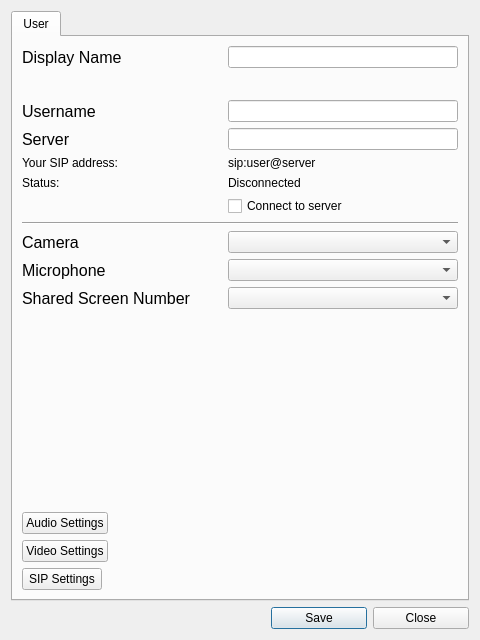
Before: the Qt Designer form ui/settings.ui in ultravideo/uvgComm, drawn with Qt 5.
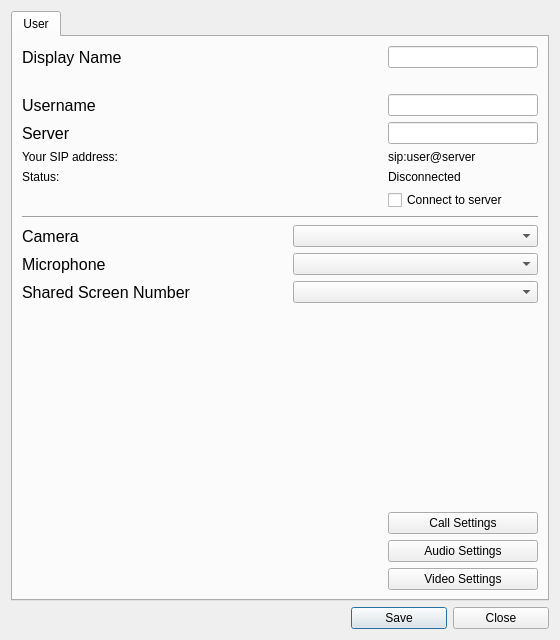
After: the same form once the commit is applied.

Commit message:
feature(Settings): Save and load STUN address/port and media port
The settings part of allowing the user to set STUN address and whether to use
it. This commit also makes all the settings the same size windows.

Diff of the .ui file:
```diff
--- a/ui/settings.ui
+++ b/ui/settings.ui
@@ -6,7 +6,7 @@
    <rect>
     <x>0</x>
     <y>0</y>
-    <width>480</width>
+    <width>560</width>
     <height>640</height>
    </rect>
   </property>
@@ -89,8 +89,169 @@
       <attribute name="title">
        <string>User</string>
       </attribute>
-      <layout class="QFormLayout" name="formLayout">
-       <item row="1" column="0">
+      <layout class="QGridLayout" name="gridLayout_2">
+       <item row="8" column="0">
+        <widget class="QLabel" name="label_VideoDevice">
+         <property name="font">
+          <font>
+           <pointsize>12</pointsize>
+          </font>
+         </property>
+         <property name="text">
+          <string>Camera</string>
+         </property>
+        </widget>
+       </item>
+       <item row="10" column="2" colspan="2">
+        <widget class="QComboBox" name="screenDevice_combo">
+         <property name="maximumSize">
+          <size>
+           <width>256</width>
+           <height>16777215</height>
+          </size>
+         </property>
+        </widget>
+       </item>
+       <item row="6" column="3">
+        <widget class="QCheckBox" name="auto_connect_box">
+         <property name="text">
+          <string>Connect to server</string>
+         </property>
+        </widget>
+       </item>
+       <item row="9" column="0">
+        <widget class="QLabel" name="label_audioDevice">
+         <property name="font">
+          <font>
+           <pointsize>12</pointsize>
+          </font>
+         </property>
+         <property name="text">
+          <string>Microphone</string>
+         </property>
+        </widget>
+       </item>
+       <item row="0" column="3">
+        <widget class="QLineEdit" name="name_edit">
+         <property name="maximumSize">
+          <size>
+           <width>256</width>
+           <height>16777215</height>
+          </size>
+         </property>
+         <property name="text">
+          <string/>
+         </property>
+        </widget>
+       </item>
+       <item row="12" column="3">
+        <widget class="QPushButton" name="sip_settings_button">
+         <property name="sizePolicy">
+          <sizepolicy hsizetype="Minimum" vsizetype="Fixed">
+           <horstretch>0</horstretch>
+           <verstretch>0</verstretch>
+          </sizepolicy>
+         </property>
+         <property name="minimumSize">
+          <size>
+           <width>150</width>
+           <height>0</height>
+          </size>
+         </property>
+         <property name="maximumSize">
+          <size>
+           <width>250</width>
+           <height>16777215</height>
+          </size>
+         </property>
+         <property name="text">
+          <string>Call Settings</string>
+         </property>
+        </widget>
+       </item>
+       <item row="5" column="0">
+        <widget class="QLabel" name="label_status">
+         <property name="text">
+          <string>Status:</string>
+         </property>
+        </widget>
+       </item>
+       <item row="5" column="3">
+        <widget class="QLabel" name="status">
+         <property name="text">
+          <string>Disconnected</string>
+         </property>
+        </widget>
+       </item>
+       <item row="4" column="3">
+        <widget class="QLabel" name="sipAddress">
+         <property name="maximumSize">
+          <size>
+           <width>256</width>
+           <height>16777215</height>
+          </size>
+         </property>
+         <property name="text">
+          <string>sip:user@server</string>
+         </property>
+         <property name="textInteractionFlags">
+          <set>Qt::TextSelectableByMouse</set>
+         </property>
+        </widget>
+       </item>
+       <item row="9" column="2" colspan="2">
+        <widget class="QComboBox" name="audioDevice_combo">
+         <property name="maximumSize">
+          <size>
+           <width>256</width>
+           <height>16777215</height>
+          </size>
+         </property>
+         <property name="layoutDirection">
+          <enum>Qt::LeftToRight</enum>
+         </property>
+        </widget>
+       </item>
+       <item row="2" column="3">
+        <widget class="QLineEdit" name="username_edit">
+         <property name="maximumSize">
+          <size>
+           <width>256</width>
+           <height>16777215</height>
+          </size>
+         </property>
+         <property name="text">
+          <string/>
+         </property>
+        </widget>
+       </item>
+       <item row="3" column="3">
+        <widget class="QLineEdit" name="serverAddress_edit">
+         <property name="maximumSize">
+          <size>
+           <width>256</width>
+           <height>16777215</height>
+          </size>
+         </property>
+         <property name="text">
+          <string/>
+         </property>
+        </widget>
+       </item>
+       <item row="11" column="0" colspan="3">
+        <spacer name="horizontalSpacer_2">
+         <property name="orientation">
+          <enum>Qt::Horizontal</enum>
+         </property>
+         <property name="sizeHint" stdset="0">
+          <size>
+           <width>350</width>
+           <height>20</height>
+          </size>
+         </property>
+        </spacer>
+       </item>
+       <item row="0" column="0">
         <widget class="QLabel" name="Name">
          <property name="font">
           <font>
@@ -102,61 +263,7 @@
          </property>
         </widget>
        </item>
-       <item row="1" column="1">
-        <widget class="QLineEdit" name="name_edit">
-         <property name="maximumSize">
-          <size>
-           <width>256</width>
-           <height>16777215</height>
-          </size>
-         </property>
-         <property name="text">
-          <string/>
-         </property>
-        </widget>
-       </item>
-       <item row="2" column="0" colspan="2">
-        <spacer name="verticalSpacer">
-         <property name="orientation">
-          <enum>Qt::Vertical</enum>
-         </property>
-         <property name="sizeType">
-          <enum>QSizePolicy::Minimum</enum>
-         </property>
-         <property name="sizeHint" stdset="0">
-          <size>
-           <width>20</width>
-           <height>20</height>
-          </size>
-         </property>
-        </spacer>
-       </item>
        <item row="3" column="0">
-        <widget class="QLabel" name="Username">
-         <property name="font">
-          <font>
-           <pointsize>12</pointsize>
-          </font>
-         </property>
-         <property name="text">
-          <string>Username</string>
-         </property>
-        </widget>
-       </item>
-       <item row="3" column="1">
-        <widget class="QLineEdit" name="username_edit">
-         <property name="maximumSize">
-          <size>
-           <width>256</width>
-           <height>16777215</height>
-          </size>
-         </property>
-         <property name="text">
-          <string/>
-         </property>
-        </widget>
-       </item>
-       <item row="4" column="0">
         <widget class="QLabel" name="label_server">
          <property name="font">
           <font>
@@ -168,121 +275,42 @@
          </property>
         </widget>
        </item>
-       <item row="4" column="1">
-        <widget class="QLineEdit" name="serverAddress_edit">
-         <property name="maximumSize">
-          <size>
-           <width>256</width>
-           <height>16777215</height>
-          </size>
-         </property>
-         <property name="text">
-          <string/>
-         </property>
-        </widget>
-       </item>
-       <item row="5" column="0">
+       <item row="4" column="0">
         <widget class="QLabel" name="label_sip">
          <property name="text">
           <string>Your SIP address:</string>
          </property>
         </widget>
        </item>
-       <item row="5" column="1">
-        <widget class="QLabel" name="sipAddress">
-         <property name="maximumSize">
+       <item row="1" column="0">
+        <spacer name="verticalSpacer">
+         <property name="orientation">
+          <enum>Qt::Vertical</enum>
+         </property>
+         <property name="sizeType">
+          <enum>QSizePolicy::Minimum</enum>
+         </property>
+         <property name="sizeHint" stdset="0">
           <size>
-           <width>256</width>
-           <height>16777215</height>
+           <width>20</width>
+           <height>20</height>
           </size>
          </property>
-         <property name="text">
-          <string>sip:user@server</string>
-         </property>
-         <property name="textInteractionFlags">
-          <set>Qt::TextSelectableByMouse</set>
-         </property>
-        </widget>
+        </spacer>
        </item>
-       <item row="6" column="0">
-        <widget class="QLabel" name="label_status">
-         <property name="text">
-          <string>Status:</string>
+       <item row="2" column="0">
+        <widget class="QLabel" name="Username">
+         <property name="font">
+          <font>
+           <pointsize>12</pointsize>
+          </font>
          </property>
-        </widget>
-       </item>
-       <item row="6" column="1">
-        <widget class="QLabel" name="status">
          <property name="text">
-          <string>Disconnected</string>
-         </property>
-        </widget>
-       </item>
-       <item row="7" column="1">
-        <widget class="QCheckBox" name="auto_connect_box">
-         <property name="text">
-          <string>Connect to server</string>
-         </property>
-        </widget>
-       </item>
-       <item row="8" column="0" colspan="2">
-        <widget class="Line" name="line">
-         <property name="orientation">
-          <enum>Qt::Horizontal</enum>
+          <string>Username</string>
          </property>
         </widget>
        </item>
        <item row="10" column="0">
-        <widget class="QLabel" name="label_VideoDevice">
-         <property name="font">
-          <font>
-           <pointsize>12</pointsize>
-          </font>
-         </property>
-         <property name="text">
-          <string>Camera</string>
-         </property>
-        </widget>
-       </item>
-       <item row="10" column="1">
-        <widget class="QComboBox" name="videoDevice_combo">
-         <property name="minimumSize">
-          <size>
-           <width>164</width>
-           <height>0</height>
-          </size>
-         </property>
-         <property name="maximumSize">
-          <size>
-           <width>256</width>
-           <height>16777215</height>
-          </size>
-         </property>
-        </widget>
-       </item>
-       <item row="11" column="0">
-        <widget class="QLabel" name="label_audioDevice">
-         <property name="font">
-          <font>
-           <pointsize>12</pointsize>
-          </font>
-         </property>
-         <property name="text">
-          <string>Microphone</string>
-         </property>
-        </widget>
-       </item>
-       <item row="11" column="1">
-        <widget class="QComboBox" name="audioDevice_combo">
-         <property name="maximumSize">
-          <size>
-           <width>256</width>
-           <height>16777215</height>
-          </size>
-         </property>
-        </widget>
-       </item>
-       <item row="12" column="0">
         <widget class="QLabel" name="label_share">
          <property name="font">
           <font>
@@ -297,59 +325,138 @@
          </property>
         </widget>
        </item>
-       <item row="12" column="1">
-        <widget class="QComboBox" name="screenDevice_combo"/>
-       </item>
-       <item row="13" column="0">
-        <spacer name="horizontalSpacer_2">
-         <property name="orientation">
-          <enum>Qt::Horizontal</enum>
+       <item row="13" column="3">
+        <widget class="QPushButton" name="audio_settings_button">
+         <property name="minimumSize">
+          <size>
+           <width>150</width>
+           <height>0</height>
+          </size>
          </property>
-         <property name="sizeHint" stdset="0">
+         <property name="maximumSize">
           <size>
-           <width>200</width>
-           <height>20</height>
+           <width>250</width>
+           <height>16777215</height>
           </size>
          </property>
-        </spacer>
+         <property name="text">
+          <string>Audio Settings</string>
+         </property>
+        </widget>
        </item>
-       <item row="13" column="1">
-        <spacer name="verticalSpacer_2">
-         <property name="orientation">
-          <enum>Qt::Vertical</enum>
+       <item row="8" column="2" colspan="2">
+        <widget class="QComboBox" name="videoDevice_combo">
+         <property name="minimumSize">
+          <size>
+           <width>164</width>
+           <height>0</height>
+          </size>
          </property>
-         <property name="sizeHint" stdset="0">
+         <property name="maximumSize">
           <size>
-           <width>20</width>
-           <height>300</height>
+           <width>256</width>
+           <height>16777215</height>
           </size>
          </property>
-        </spacer>
+         <property name="insertPolicy">
+          <enum>QComboBox::InsertAtBottom</enum>
+         </property>
+        </widget>
        </item>
-       <item row="15" column="0">
+       <item row="14" column="3">
         <widget class="QPushButton" name="video_settings_button">
          <property name="enabled">
           <bool>true</bool>
          </property>
+         <property name="minimumSize">
+          <size>
+           <width>150</width>
+           <height>0</height>
+          </size>
+         </property>
+         <property name="maximumSize">
+          <size>
+           <width>250</width>
+           <height>16777215</height>
+          </size>
+         </property>
          <property name="text">
           <string>Video Settings</string>
          </property>
         </widget>
        </item>
-       <item row="16" column="0">
-        <widget class="QPushButton" name="sip_settings_button">
-         <property name="text">
-          <string>SIP Settings</string>
+       <item row="11" column="3">
+        <spacer name="verticalSpacer_2">
+         <property name="orientation">
+          <enum>Qt::Vertical</enum>
          </property>
-        </widget>
+         <property name="sizeHint" stdset="0">
+          <size>
+           <width>20</width>
+           <height>300</height>
+          </size>
+         </property>
+        </spacer>
        </item>
-       <item row="14" column="0">
-        <widget class="QPushButton" name="audio_settings_button">
-         <property name="text">
-          <string>Audio Settings</string>
+       <item row="0" column="2">
+        <spacer name="horizontalSpacer_3">
+         <property name="orientation">
+          <enum>Qt::Horizontal</enum>
          </property>
+         <property name="sizeHint" stdset="0">
+          <size>
+           <width>40</width>
+           <height>20</height>
+          </size>
+         </property>
+        </spacer>
+       </item>
+       <item row="7" column="0" colspan="4">
+        <widget class="Line" name="line">
+         <property name="orientation">
+          <enum>Qt::Horizontal</enum>
+         </property>
         </widget>
        </item>
+       <item row="8" column="1">
+        <spacer name="horizontalSpacer_4">
+         <property name="orientation">
+          <enum>Qt::Horizontal</enum>
+         </property>
+         <property name="sizeHint" stdset="0">
+          <size>
+           <width>40</width>
+           <height>20</height>
+          </size>
+         </property>
+        </spacer>
+       </item>
+       <item row="9" column="1">
+        <spacer name="horizontalSpacer_5">
+         <property name="orientation">
+          <enum>Qt::Horizontal</enum>
+         </property>
+         <property name="sizeHint" stdset="0">
+          <size>
+           <width>40</width>
+           <height>20</height>
+          </size>
+         </property>
+        </spacer>
+       </item>
+       <item row="10" column="1">
+        <spacer name="horizontalSpacer_6">
+         <property name="orientation">
+          <enum>Qt::Horizontal</enum>
+         </property>
+         <property name="sizeHint" stdset="0">
+          <size>
+           <width>40</width>
+           <height>20</height>
+          </size>
+         </property>
+        </spacer>
+       </item>
       </layout>
      </widget>
     </widget>
```
The commit also changes 5 other files.
